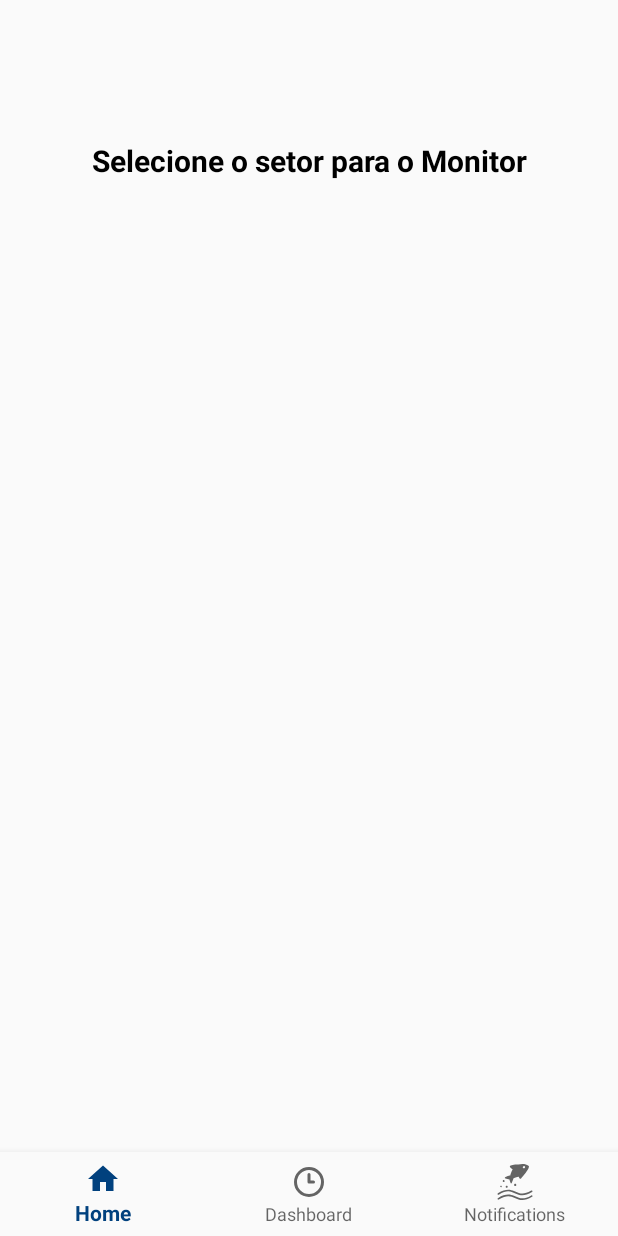
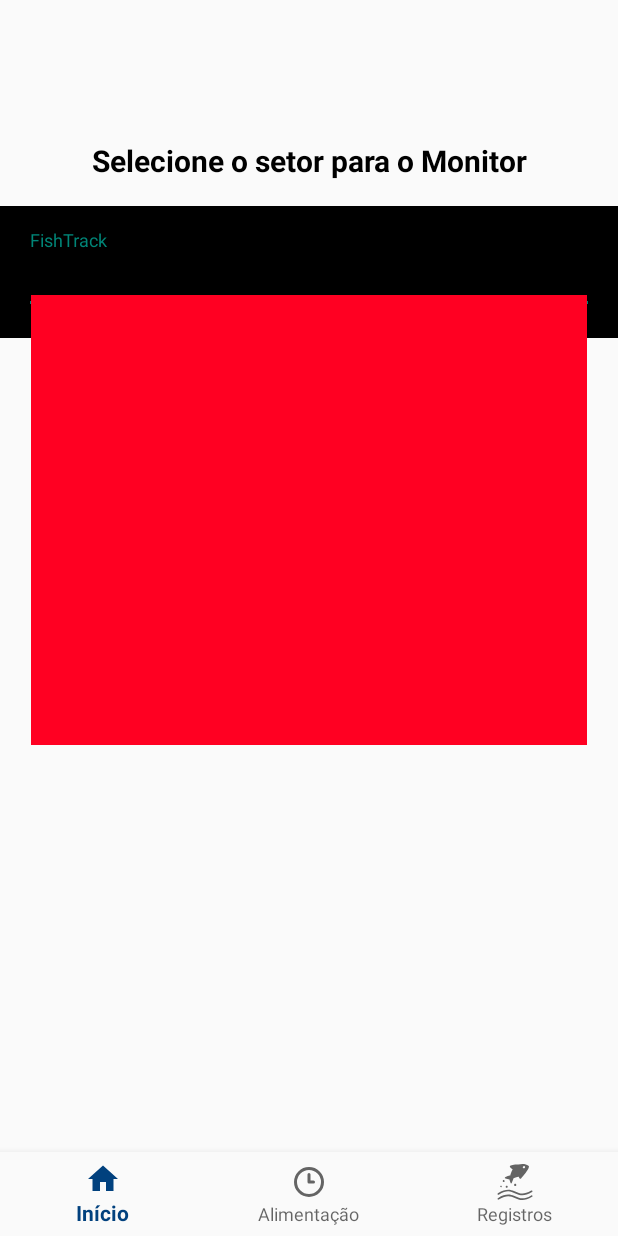
Before and after one commit to JuanSoftware/FishTrack, an Android app: the HomePageActivity screen opened directly, with no data from a screen before it, on a phone screen of 412 x 824 dp. Run offline under Robolectric (Android 15) with nearby library versions, the phone set to English and light mode, and no system bars; our stand-ins replace navigation-ui.

Commit message:
Criando o Fragment da HomePage

```diff
--- a/app/src/main/AndroidManifest.xml
+++ b/app/src/main/AndroidManifest.xml
@@ -15,11 +15,11 @@
         <activity
             android:name=".activities.home.HomePageActivity"
             android:exported="false"
-            android:label="FishTrack">
+            android:label="@string/app_name">
         </activity>
         <!-- Definindo a MainActivity com o android:exported -->
         <activity
-            android:name=".activities.LoginActivity"
+            android:name=".activities.login.LoginActivity"
             android:exported="true"> <!-- Necessário para Android 12+ -->
             <intent-filter>
                 <action android:name="android.intent.action.MAIN" />
--- a/app/src/main/java/com/example/fishtrack/activities/home/HomePageActivity.java
+++ b/app/src/main/java/com/example/fishtrack/activities/home/HomePageActivity.java
@@ -3,15 +3,18 @@ package com.example.fishtrack.activities.home;
 import android.os.Bundle;
 
 import androidx.appcompat.app.AppCompatActivity;
+import androidx.fragment.app.FragmentTransaction;
 import androidx.navigation.NavController;
 import androidx.navigation.Navigation;
 import androidx.navigation.ui.NavigationUI;
 import com.example.fishtrack.R;
+import com.example.fishtrack.activities.shared.frames.DropDownFragment;
 import com.example.fishtrack.databinding.ActivityHomePageBinding;
 
 public class HomePageActivity extends AppCompatActivity {
 
     private ActivityHomePageBinding binding;
+    private DropDownFragment dropDownFragment;
 
     @Override
     protected void onCreate(Bundle savedInstanceState) {
@@ -20,6 +23,10 @@ public class HomePageActivity extends AppCompatActivity {
         binding = ActivityHomePageBinding.inflate(getLayoutInflater());
         setContentView(binding.getRoot());
         NavController navController = Navigation.findNavController(this, R.id.nav_host_fragment_activity_home_page);
+        dropDownFragment = new DropDownFragment();
+        FragmentTransaction fragmentTransaction = getSupportFragmentManager().beginTransaction();
+        fragmentTransaction.replace(R.id.dropdown_menu,dropDownFragment);
+        fragmentTransaction.commit();
         NavigationUI.setupWithNavController(binding.navView, navController);
     }
 
--- a/app/src/main/java/com/example/fishtrack/activities/home/ui/dashboard/DashboardViewModel.java
+++ b/app/src/main/java/com/example/fishtrack/activities/home/fragments/food/FoodViewModel.java
@@ -1,14 +1,14 @@
-package com.example.fishtrack.activities.home.ui.dashboard;
+package com.example.fishtrack.activities.home.fragments.food;
 
 import androidx.lifecycle.LiveData;
 import androidx.lifecycle.MutableLiveData;
 import androidx.lifecycle.ViewModel;
 
-public class DashboardViewModel extends ViewModel {
+public class FoodViewModel extends ViewModel {
 
     private final MutableLiveData<String> mText;
 
-    public DashboardViewModel() {
+    public FoodViewModel() {
         mText = new MutableLiveData<>();
         mText.setValue("This is dashboard fragment");
     }
--- a/app/src/main/java/com/example/fishtrack/activities/home/ui/home/HomeFragment.java
+++ b/app/src/main/java/com/example/fishtrack/activities/home/fragments/home_page/HomePageFragment.java
@@ -1,4 +1,4 @@
-package com.example.fishtrack.activities.home.ui.home;
+package com.example.fishtrack.activities.home.fragments.home_page;
 
 import android.os.Bundle;
 import android.view.LayoutInflater;
@@ -9,18 +9,18 @@ import androidx.annotation.NonNull;
 import androidx.fragment.app.Fragment;
 import androidx.lifecycle.ViewModelProvider;
 
-import com.example.fishtrack.databinding.FragmentHomeBinding;
+import com.example.fishtrack.databinding.FragmentHomePageBinding;
 
-public class HomeFragment extends Fragment {
+public class HomePageFragment extends Fragment {
 
-    private FragmentHomeBinding binding;
+    private FragmentHomePageBinding binding;
 
     public View onCreateView(@NonNull LayoutInflater inflater,
                              ViewGroup container, Bundle savedInstanceState) {
-        HomeViewModel homeViewModel =
-                new ViewModelProvider(this).get(HomeViewModel.class);
+        HomePageViewModel homeViewModel =
+                new ViewModelProvider(this).get(HomePageViewModel.class);
 
-        binding = FragmentHomeBinding.inflate(inflater, container, false);
+        binding = FragmentHomePageBinding.inflate(inflater, container, false);
         View root = binding.getRoot();
 
 //        final TextView textView = binding.textHome;
--- a/app/src/main/java/com/example/fishtrack/activities/home/ui/notifications/NotificationsViewModel.java
+++ b/app/src/main/java/com/example/fishtrack/activities/home/fragments/home_page/HomePageViewModel.java
@@ -1,16 +1,16 @@
-package com.example.fishtrack.activities.home.ui.notifications;
+package com.example.fishtrack.activities.home.fragments.home_page;
 
 import androidx.lifecycle.LiveData;
 import androidx.lifecycle.MutableLiveData;
 import androidx.lifecycle.ViewModel;
 
-public class NotificationsViewModel extends ViewModel {
+public class HomePageViewModel extends ViewModel {
 
     private final MutableLiveData<String> mText;
 
-    public NotificationsViewModel() {
+    public HomePageViewModel() {
         mText = new MutableLiveData<>();
-        mText.setValue("This is notifications fragment");
+        mText.setValue("This is home fragment");
     }
 
     public LiveData<String> getText() {
--- a/app/src/main/java/com/example/fishtrack/activities/home/ui/home/HomeViewModel.java
+++ b/app/src/main/java/com/example/fishtrack/activities/home/fragments/records/RecordsViewModel.java
@@ -1,16 +1,16 @@
-package com.example.fishtrack.activities.home.ui.home;
+package com.example.fishtrack.activities.home.fragments.records;
 
 import androidx.lifecycle.LiveData;
 import androidx.lifecycle.MutableLiveData;
 import androidx.lifecycle.ViewModel;
 
-public class HomeViewModel extends ViewModel {
+public class RecordsViewModel extends ViewModel {
 
     private final MutableLiveData<String> mText;
 
-    public HomeViewModel() {
+    public RecordsViewModel() {
         mText = new MutableLiveData<>();
-        mText.setValue("This is home fragment");
+        mText.setValue("This is notifications fragment");
     }
 
     public LiveData<String> getText() {
--- a/app/src/main/java/com/example/fishtrack/activities/LoginActivity.java
+++ b/app/src/main/java/com/example/fishtrack/activities/login/LoginActivity.java
@@ -1,4 +1,4 @@
-package com.example.fishtrack.activities;
+package com.example.fishtrack.activities.login;
 
 import android.content.Intent;
 import android.os.Bundle;
--- /dev/null
+++ b/app/src/main/java/com/example/fishtrack/activities/shared/frames/DropDownFragment.java
@@ -0,0 +1,49 @@
+package com.example.fishtrack.activities.shared.frames;
+
+import android.os.Bundle;
+
+import androidx.fragment.app.Fragment;
+
+import android.view.LayoutInflater;
+import android.view.View;
+import android.view.ViewGroup;
+import android.widget.AdapterView;
+import android.widget.ArrayAdapter;
+import android.widget.AutoCompleteTextView;
+import android.widget.Toast;
+
+import com.example.fishtrack.R;
+
+public class DropDownFragment extends Fragment {
+
+    String[] items = {"setor1","setor2","setor3","setor4","setor5"};
+
+    AutoCompleteTextView autoCompleteTextView;
+
+    ArrayAdapter<String> adapterItems;
+
+
+    public DropDownFragment() {
+        // Required empty public constructor
+    }
+
+    @Override
+    public View onCreateView(LayoutInflater inflater, ViewGroup container,
+                             Bundle savedInstanceState) {
+        // Inflate the layout for this fragment
+
+        View viewFragment = inflater.inflate(R.layout.fragment_drop_down, container, false);
+
+        autoCompleteTextView = viewFragment.findViewById(R.id.auto_complete_txt);
+        adapterItems = new ArrayAdapter<String>(getContext(), R.layout.list_item, items);
+        autoCompleteTextView.setAdapter(adapterItems);
+        autoCompleteTextView.setOnItemClickListener(new AdapterView.OnItemClickListener() {
+            @Override
+            public void onItemClick(AdapterView<?> parent, View view, int position, long id) {
+                String item = parent.getItemAtPosition(position).toString();
+                Toast.makeText(getContext(), item, Toast.LENGTH_SHORT).show();
+            }
+        });
+        return viewFragment;
+    }
+}
--- /dev/null
+++ b/app/src/main/res/layout/fragment_drop_down.xml
@@ -0,0 +1,25 @@
+<?xml version="1.0" encoding="utf-8"?>
+<FrameLayout xmlns:android="http://schemas.android.com/apk/res/android"
+    xmlns:tools="http://schemas.android.com/tools"
+    android:layout_width="match_parent"
+    android:layout_height="match_parent"
+    tools:context=".activities.shared.frames.DropDownFragment">
+
+    <com.google.android.material.textfield.TextInputLayout
+        android:layout_width="match_parent"
+        android:layout_height="wrap_content"
+        android:layout_margin="16dp"
+        android:hint="@string/app_name">
+<!--        style="@style/Widget.MaterialComponents.TextInputLayout.OutlinedBox.ExposedDropdownMenu"-->
+<!--        >-->
+
+        <AutoCompleteTextView
+            android:id="@+id/auto_complete_txt"
+            android:layout_width="match_parent"
+            android:layout_height="wrap_content"
+            android:inputType="none"/>
+
+    </com.google.android.material.textfield.TextInputLayout>
+
+
+</FrameLayout>
--- a/app/src/main/res/layout/fragment_notifications.xml
+++ b/app/src/main/res/layout/fragment_food.xml
@@ -4,10 +4,10 @@
     xmlns:tools="http://schemas.android.com/tools"
     android:layout_width="match_parent"
     android:layout_height="match_parent"
-    tools:context=".activities.home.ui.notifications.NotificationsFragment">
+    tools:context=".activities.home.fragments.food.FoodFragment">
 
     <TextView
-        android:id="@+id/text_notifications"
+        android:id="@+id/text_dashboard"
         android:layout_width="match_parent"
         android:layout_height="wrap_content"
         android:layout_marginStart="8dp"
--- a/app/src/main/res/layout/fragment_home.xml
+++ /dev/null
@@ -1,23 +0,0 @@
-<?xml version="1.0" encoding="utf-8"?>
-<androidx.constraintlayout.widget.ConstraintLayout xmlns:android="http://schemas.android.com/apk/res/android"
-    xmlns:app="http://schemas.android.com/apk/res-auto"
-    xmlns:tools="http://schemas.android.com/tools"
-    android:layout_width="match_parent"
-    android:layout_height="match_parent"
-    tools:context=".activities.home.ui.home.HomeFragment">
-
-    <TextView
-        android:id="@+id/textView"
-        android:layout_width="0dp"
-        android:layout_height="wrap_content"
-        android:text="Selecione o setor para o Monitor"
-        app:layout_constraintEnd_toEndOf="parent"
-        app:layout_constraintStart_toStartOf="parent"
-        app:layout_constraintTop_toTopOf="parent"
-        app:layout_constraintBottom_toBottomOf="parent"
-        app:layout_constraintVertical_bias="0.05"
-        android:textAlignment="center"
-        android:textStyle="bold"
-        android:textSize="20sp"
-        android:textColor="@color/black"/>
-</androidx.constraintlayout.widget.ConstraintLayout>
--- /dev/null
+++ b/app/src/main/res/layout/fragment_home_page.xml
@@ -0,0 +1,50 @@
+<?xml version="1.0" encoding="utf-8"?>
+<androidx.constraintlayout.widget.ConstraintLayout xmlns:android="http://schemas.android.com/apk/res/android"
+    xmlns:app="http://schemas.android.com/apk/res-auto"
+    xmlns:tools="http://schemas.android.com/tools"
+    android:layout_width="match_parent"
+    android:layout_height="match_parent"
+    tools:context=".activities.home.fragments.home_page.HomePageFragment">
+
+    <TextView
+        android:id="@+id/textView"
+        android:layout_width="0dp"
+        android:layout_height="wrap_content"
+        android:text="Selecione o setor para o Monitor"
+        app:layout_constraintEnd_toEndOf="parent"
+        app:layout_constraintStart_toStartOf="parent"
+        app:layout_constraintTop_toTopOf="parent"
+        app:layout_constraintBottom_toBottomOf="parent"
+        app:layout_constraintVertical_bias="0.05"
+        android:textAlignment="center"
+        android:textStyle="bold"
+        android:textSize="20sp"
+        android:textColor="@color/black"/>
+
+    <androidx.constraintlayout.widget.ConstraintLayout
+        android:id="@+id/dropdown_menu"
+        android:layout_width="match_parent"
+        android:layout_height="wrap_content"
+        app:layout_constraintEnd_toEndOf="parent"
+        app:layout_constraintStart_toStartOf="parent"
+        app:layout_constraintTop_toTopOf="parent"
+        app:layout_constraintBottom_toBottomOf="parent"
+        android:background="@color/black"
+        app:layout_constraintVertical_bias="0.12">
+
+
+
+    </androidx.constraintlayout.widget.ConstraintLayout>
+
+    <androidx.constraintlayout.widget.ConstraintLayout
+        android:layout_width="0dp"
+        android:layout_height="300dp"
+        app:layout_constraintWidth_percent="0.9"
+        android:background="@color/red"
+        app:layout_constraintEnd_toEndOf="parent"
+        app:layout_constraintStart_toStartOf="parent"
+        app:layout_constraintTop_toTopOf="parent"
+        app:layout_constraintBottom_toBottomOf="parent"
+        app:layout_constraintVertical_bias="0.3"/>
+
+</androidx.constraintlayout.widget.ConstraintLayout>
--- a/app/src/main/res/layout/fragment_dashboard.xml
+++ b/app/src/main/res/layout/fragment_records.xml
@@ -4,10 +4,10 @@
     xmlns:tools="http://schemas.android.com/tools"
     android:layout_width="match_parent"
     android:layout_height="match_parent"
-    tools:context=".activities.home.ui.dashboard.DashboardFragment">
+    tools:context=".activities.home.fragments.records.RecordsFragment">
 
     <TextView
-        android:id="@+id/text_dashboard"
+        android:id="@+id/text_notifications"
         android:layout_width="match_parent"
         android:layout_height="wrap_content"
         android:layout_marginStart="8dp"
--- a/app/src/main/res/menu/bottom_nav_menu.xml
+++ b/app/src/main/res/menu/bottom_nav_menu.xml
@@ -4,16 +4,16 @@
     <item
         android:id="@+id/navigation_home"
         android:icon="@drawable/ic_home_black_24dp"
-        android:title="@string/title_home" />
+        android:title="@string/title_inicio" />
 
     <item
         android:id="@+id/navigation_dashboard"
         android:icon="@drawable/clock_three_svgrepo_com"
-        android:title="@string/title_dashboard" />
+        android:title="@string/title_almoco" />
 
     <item
         android:id="@+id/navigation_notifications"
         android:icon="@drawable/fish_svgrepo_com"
-        android:title="@string/title_notifications" />
+        android:title="@string/title_registros" />
 
 </menu>
--- a/app/src/main/res/navigation/mobile_navigation.xml
+++ b/app/src/main/res/navigation/mobile_navigation.xml
@@ -7,19 +7,19 @@
 
     <fragment
         android:id="@+id/navigation_home"
-        android:name="com.example.fishtrack.activities.home.ui.home.HomeFragment"
-        android:label="@string/title_home"
-        tools:layout="@layout/fragment_home" />
+        android:name="com.example.fishtrack.activities.home.fragments.home_page.HomePageFragment"
+        android:label="@string/title_inicio"
+        tools:layout="@layout/fragment_home_page" />
 
     <fragment
         android:id="@+id/navigation_dashboard"
-        android:name="com.example.fishtrack.activities.home.ui.dashboard.DashboardFragment"
-        android:label="@string/title_dashboard"
-        tools:layout="@layout/fragment_dashboard" />
+        android:name="com.example.fishtrack.activities.home.fragments.food.FoodFragment"
+        android:label="@string/title_almoco"
+        tools:layout="@layout/fragment_food" />
 
     <fragment
         android:id="@+id/navigation_notifications"
-        android:name="com.example.fishtrack.activities.home.ui.notifications.NotificationsFragment"
-        android:label="@string/title_notifications"
-        tools:layout="@layout/fragment_notifications" />
+        android:name="com.example.fishtrack.activities.home.fragments.records.RecordsFragment"
+        android:label="@string/title_registros"
+        tools:layout="@layout/fragment_records" />
 </navigation>
--- a/app/src/main/res/values/strings.xml
+++ b/app/src/main/res/values/strings.xml
@@ -3,8 +3,6 @@
     <string name="title_inicio">Início</string>
     <string name="title_almoco">Alimentação</string>
     <string name="title_registros">Registros</string>
-    <string name="title_activity_home_page">HomePageActivity</string>
-    <string name="title_home">Home</string>
-    <string name="title_dashboard">Dashboard</string>
-    <string name="title_notifications">Notifications</string>
+    <!-- TODO: Remove or change this placeholder text -->
+    <string name="hello_blank_fragment">Hello blank fragment</string>
 </resources>
```
Also changed, not shown: app/src/main/java/com/example/fishtrack/activities/home/fragments/food/FoodFragment.java (renamed from app/src/main/java/com/example/fishtrack/activities/home/ui/dashboard/DashboardFragment.java, +8 -7 lines), app/src/main/java/com/example/fishtrack/activities/home/fragments/records/RecordsFragment.java (renamed from app/src/main/java/com/example/fishtrack/activities/home/ui/notifications/NotificationsFragment.java, +7 -7 lines), app/src/main/res/layout/list_item.xml (added, +8 -0 lines).
